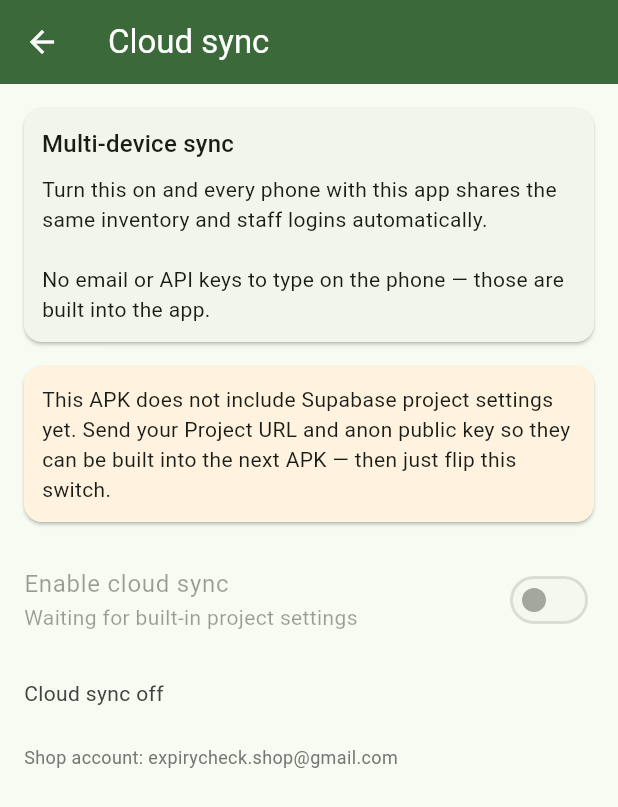
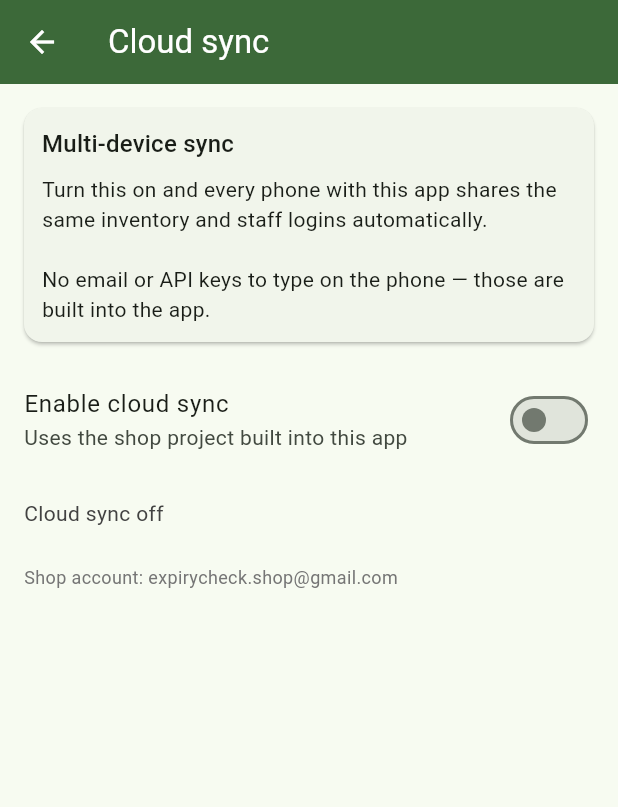
Before and after one commit to rizbismii/Expiry-Check, a Flutter app: the CloudSyncScreen screen opened directly, on a phone screen of 412 x 824 dp. Shown: the top 807 px of the screen. Run offline on Flutter 3.47's test engine with Material 3 defaults, Android fonts, the phone set to English and light mode, and no system bars; our stand-ins replace file_picker, flutter_local_notifications, flutter_timezone, image_picker, share_plus, shared_preferences and 4 more; missing offline and left inert: excel, google_mlkit_text_recognition; accounts and stored records are empty.

Commit message:
Bake shop Supabase URL and publishable key into app config
Co-authored-by: rizbismii <rizbismii@users.noreply.github.com>

```diff
--- a/lib/config/supabase_config.dart
+++ b/lib/config/supabase_config.dart
@@ -35,8 +35,9 @@ class SupabaseConfig {
   // -------------------------------------------------------------------------
   // Paste your project values here once (or use --dart-define when building).
   // -------------------------------------------------------------------------
-  static const _fallbackUrl = '';
-  static const _fallbackAnonKey = '';
+  static const _fallbackUrl = 'https://lzaqzahjfjugabjdinbb.supabase.co';
+  static const _fallbackAnonKey =
+      'sb_publishable_gurLIiGQYajTMEMnKjHXvA_AAX3fsIc';
 
   static String get effectiveUrl =>
       url.isNotEmpty ? url : _fallbackUrl;
```
